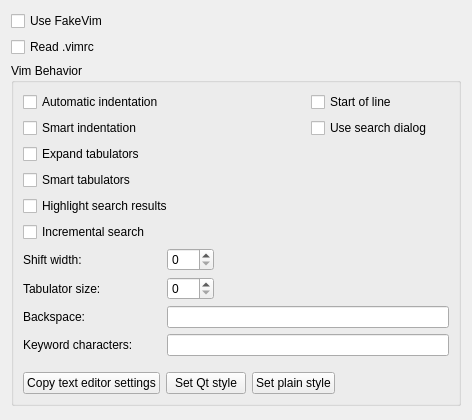
The window that src/plugins/fakevim/fakevimoptions.ui (qt-creator/qt-creator) describes before a commit, drawn with Qt 5.
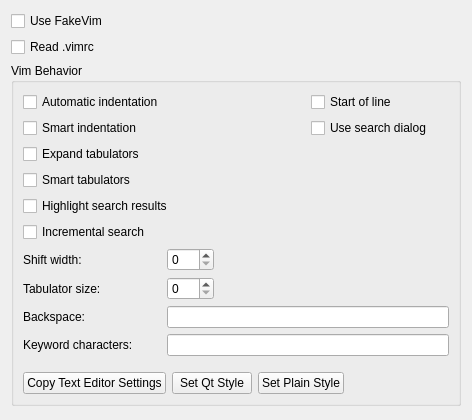
The same window after the commit.

Commit message: Doc - UI - Fix UI text capitalization to follow the KDE Style Guide rules.

The edit to the form file:
```diff
--- a/src/plugins/fakevim/fakevimoptions.ui
+++ b/src/plugins/fakevim/fakevimoptions.ui
@@ -193,21 +193,21 @@
         <item>
          <widget class="QPushButton" name="pushButtonCopyTextEditorSettings">
           <property name="text">
-           <string>Copy text editor settings</string>
+           <string>Copy Text Editor Settings</string>
           </property>
          </widget>
         </item>
         <item>
          <widget class="QPushButton" name="pushButtonSetQtStyle">
           <property name="text">
-           <string>Set Qt style</string>
+           <string>Set Qt Style</string>
           </property>
          </widget>
         </item>
         <item>
          <widget class="QPushButton" name="pushButtonSetPlainStyle">
           <property name="text">
-           <string>Set plain style</string>
+           <string>Set Plain Style</string>
           </property>
          </widget>
         </item>
```
The commit also changes 54 other files.
